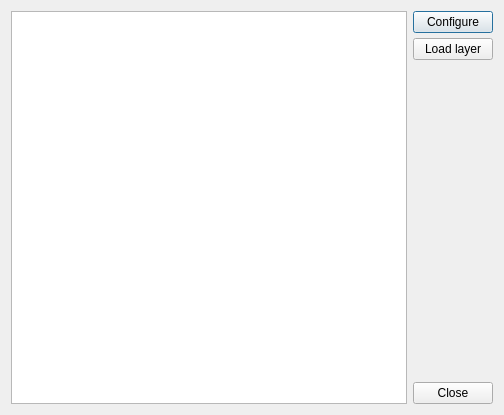
This is plugin/dialog.ui in ajolma/SmartSeaMSPTool as Qt 5 draws it before an edit. The edited form follows.
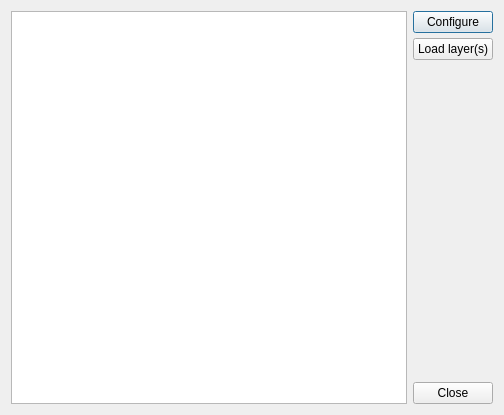
This is the edited form.

```diff
--- a/plugin/dialog.ui
+++ b/plugin/dialog.ui
@@ -36,7 +36,7 @@
          <item>
           <widget class="QPushButton" name="loadPushButton">
            <property name="text">
-            <string>Load layer</string>
+            <string>Load layer(s)</string>
            </property>
           </widget>
          </item>
```
